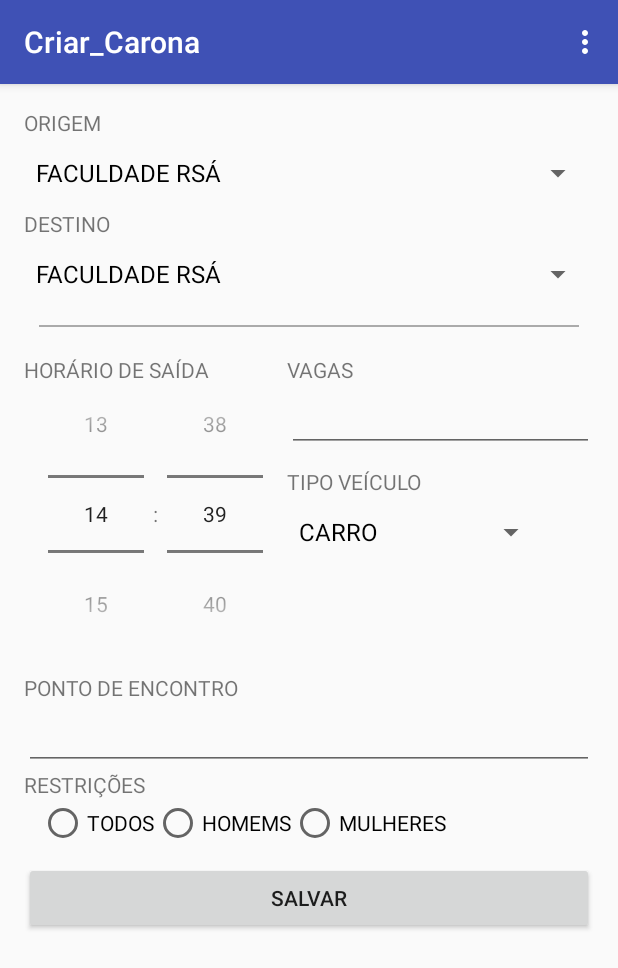
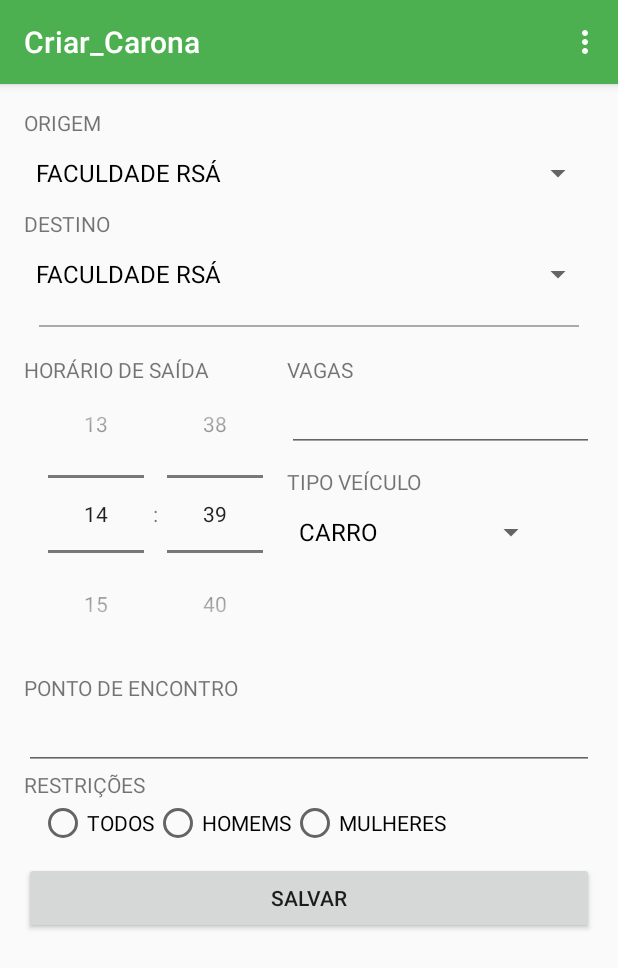
Before and after one commit to Artur-Antunes/Carona_Rsa, an Android app: the MainActivity screen opened directly, with no data from a screen before it, in the options menu, after a tap on "NOVA CARONA", on a phone screen of 412 x 824 dp. Shown: the top 968 px of the screen. Run offline under Robolectric (Android 15) with nearby library versions, the light colour scheme and no system bars; 1 statement that could not run was skipped.

Commit message:
material design

```diff
--- a/app/src/main/java/br/com/rsa/carona/carona_rsa/Caronas_Recebidas.java
+++ b/app/src/main/java/br/com/rsa/carona/carona_rsa/Caronas_Recebidas.java
@@ -7,11 +7,13 @@ import android.view.View;
 import android.view.ViewGroup;
 
 public class Caronas_Recebidas extends Fragment {
-
+View view;
     @Override
     public View onCreateView(LayoutInflater inflater, ViewGroup container, Bundle savedInstanceState) {
         Log.e("sadasd", "Recebidas ");
-        return inflater.inflate(R.layout.fragment_caronas__recebidas, container, false);
+       view= inflater.inflate(R.layout.fragment_caronas__recebidas, container, false);
+
+        return view;
 
     }
 }
--- a/app/src/main/java/br/com/rsa/carona/carona_rsa/Home.java
+++ b/app/src/main/java/br/com/rsa/carona/carona_rsa/Home.java
@@ -107,7 +107,7 @@ public class Home extends Fragment {
                                 Intent it = new Intent(getActivity(), Detalhes_Carona.class);
                                 Detalhes_Carona.usuario= usuarios.get(j);
                                 Detalhes_Carona.carona = caronas.get(j);
-                                startActivityForResult(it,1);
+                                startActivity(it);
 
                             }
                         });
--- a/app/src/main/java/br/com/rsa/carona/carona_rsa/PagerAdapter.java
+++ b/app/src/main/java/br/com/rsa/carona/carona_rsa/PagerAdapter.java
@@ -3,6 +3,7 @@ package br.com.rsa.carona.carona_rsa;
 import android.support.v4.app.Fragment;
 import android.support.v4.app.FragmentManager;
 import android.support.v4.app.FragmentStatePagerAdapter;
+import android.util.Log;
 
 import br.com.rsa.carona.carona_rsa.Caronas_Recebidas;
 import br.com.rsa.carona.carona_rsa.Home;
@@ -13,24 +14,30 @@ public class PagerAdapter extends FragmentStatePagerAdapter {
     public PagerAdapter(FragmentManager fm, int NumOfTabs) {
         super(fm);
         this.mNumOfTabs = NumOfTabs;
+        Log.e("numero de tabs", mNumOfTabs+" SSSSS00000000000000000");
     }
 
     @Override
     public Fragment getItem(int position) {
-
+        Fragment frag=null;
         switch (position) {
             case 0:
-                Home tab1 = new Home();
-                return tab1;
+                frag = new Home();
+                Log.e("0000000", "home 00000000000000000");
+                break;
             case 1:
-                Caronas_Recebidas tab2 = new Caronas_Recebidas();
-                return tab2;
+                frag= new Caronas_Recebidas();
+                Log.e("000000", "recebidas 000000000000000000000");
+                break;
             case 2:
-                Coronas_oferecidas tab3 = new Coronas_oferecidas();
-                return tab3;
+                frag = new Coronas_oferecidas();
+                Log.e("00000", "oferecidas 0000000000000000000000");
+                break;
             default:
-                return null;
+                Log.e("000000", "default 0000000000000000000000000");
+                break;
         }
+        return frag;
     }
 
     @Override
--- a/app/src/main/res/values/colors.xml
+++ b/app/src/main/res/values/colors.xml
@@ -1,8 +1,8 @@
 <?xml version="1.0" encoding="utf-8"?>
 <resources>
-    <color name="colorPrimary">#3F51B5</color>
-    <color name="colorPrimaryDark">#303F9F</color>
-    <color name="colorAccent">#FF4081</color>
+    <color name="colorPrimary">#4CAF50</color>
+    <color name="colorPrimaryDark">#388E3C</color>
+    <color name="colorAccent">#8BC34A</color>
     <color name="color1">#C0C0C0C0</color>
     <color name="color2">#FFFF00</color>
     <color name="color3">#FFF</color>
```
Also changed, not shown: app/src/main/java/br/com/rsa/carona/carona_rsa/Coronas_oferecidas.java (+5 -2 lines), app/src/main/res/drawable/animacao.xml (added, +12 -0 lines), app/src/main/res/layout/modelo_caronas_solicitadas.xml (+6 -7 lines).
